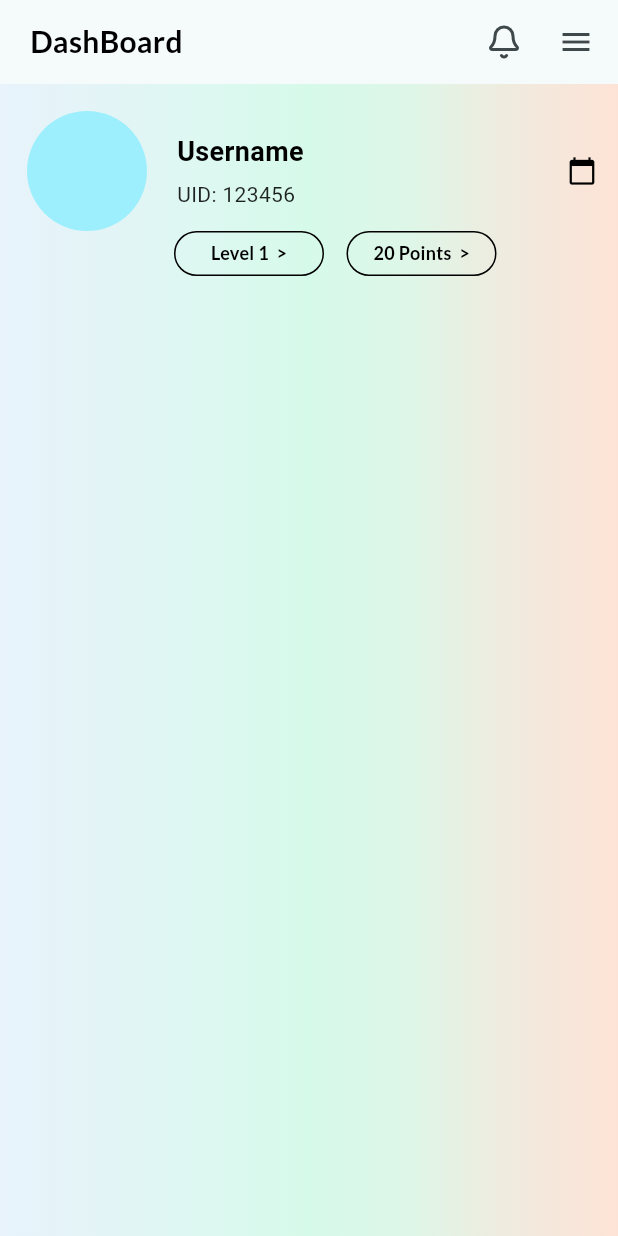
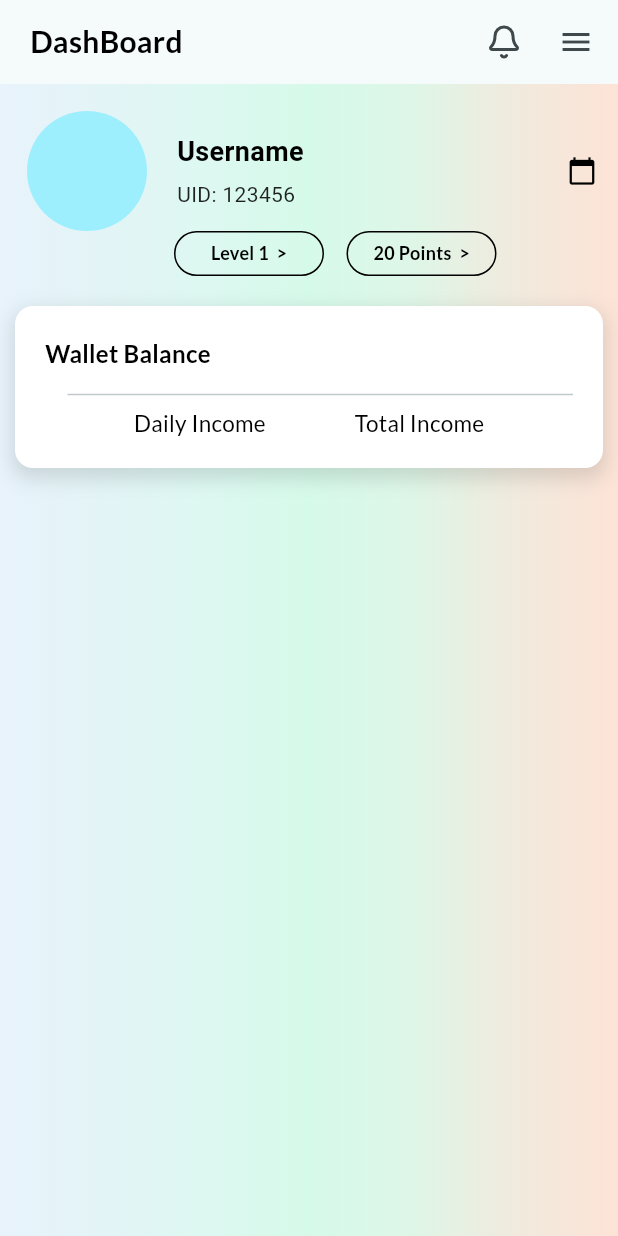
Before and after one commit to Sukhmeetsingh306/NFT_Trading, a Flutter app: the screen it shows after launch, on a phone screen of 412 x 824 dp. Run offline on Flutter 3.47's test engine with Material 3 defaults, Android fonts, the phone set to English and light mode, and no system bars; our stand-ins replace google_fonts, intl_phone_field, lucide_icons.

Commit message:
some code is. done

```diff
--- a/frontend/lib/screens/account/dashboard_account.dart
+++ b/frontend/lib/screens/account/dashboard_account.dart
@@ -1,5 +1,6 @@
 import 'package:flutter/material.dart';
 import 'package:frontend/utils/buttons/dashboard_buttons.dart';
+import 'package:frontend/utils/space_utils.dart';
 import 'package:frontend/utils/text_utils.dart';
 import 'package:lucide_icons/lucide_icons.dart';
 
@@ -126,6 +127,60 @@ class DashboardAccount extends StatelessWidget {
                   ],
                 ),
               ),
+              sizedBoxH10(),
+              Padding(
+                padding: const EdgeInsets.all(10.0),
+                child: SizedBox(
+                  width: double.infinity,
+                  child: Container(
+                    padding: const EdgeInsets.all(20),
+                    decoration: BoxDecoration(
+                      color: Colors.white,
+                      borderRadius: BorderRadius.circular(12),
+                      boxShadow: [
+                        BoxShadow(
+                          color: Colors.black12,
+                          blurRadius: 10,
+                          spreadRadius: 2,
+                          offset: Offset(0, 5),
+                        ),
+                      ],
+                    ),
+                    child: Column(
+                      crossAxisAlignment: CrossAxisAlignment.start,
+                      mainAxisSize: MainAxisSize.min,
+                      children: [
+                        googleText(
+                          'Wallet Balance',
+                          fontSize: 16,
+                          fontWeight: FontWeight.bold,
+                        ),
+                        sizedBoxH8(),
+                        Padding(
+                          padding: const EdgeInsets.only(left: 15.0),
+                          child: Divider(),
+                        ),
+                        Row(
+                          mainAxisAlignment: MainAxisAlignment.spaceEvenly,
+                          crossAxisAlignment: CrossAxisAlignment.end,
+                          children: [
+                            googleText(
+                              'Daily Income',
+                              fontSize: 15,
+                              fontWeight: FontWeight.w500,
+                            ),
+                            googleText(
+                              'Total Income',
+                              fontSize: 15,
+                              fontWeight: FontWeight.w500,
+                            ),
+                          ],
+                        ),
+                      ],
+                    ),
+                  ),
+                ),
+              ),
             ],
           ),
         ),
```
